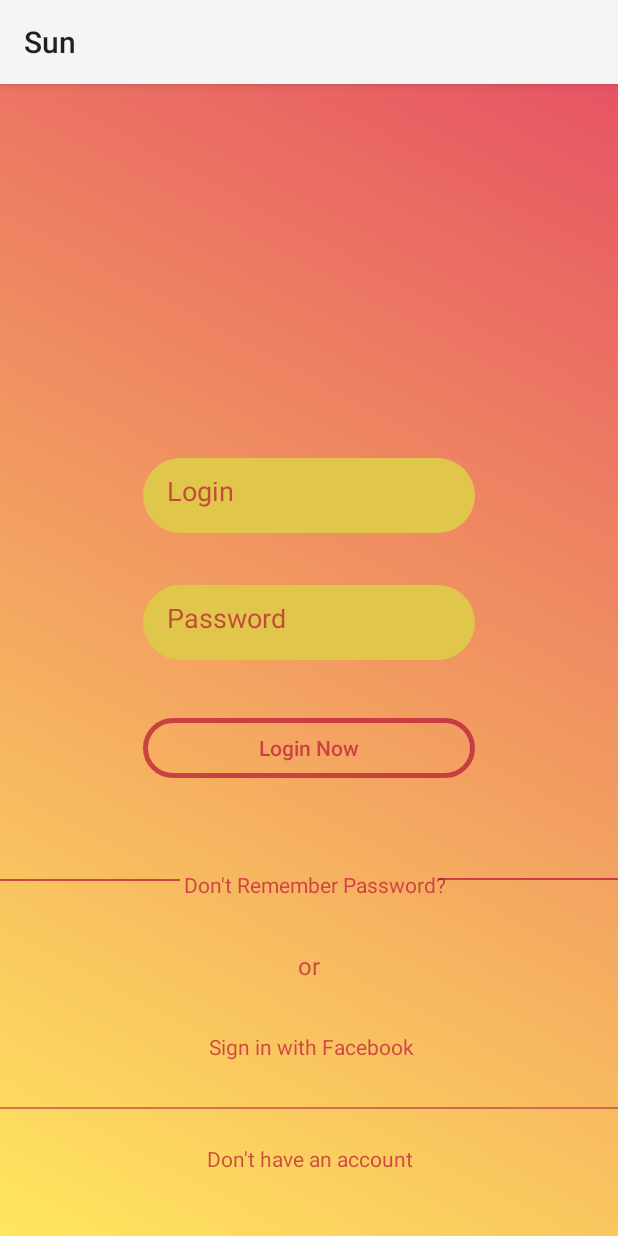
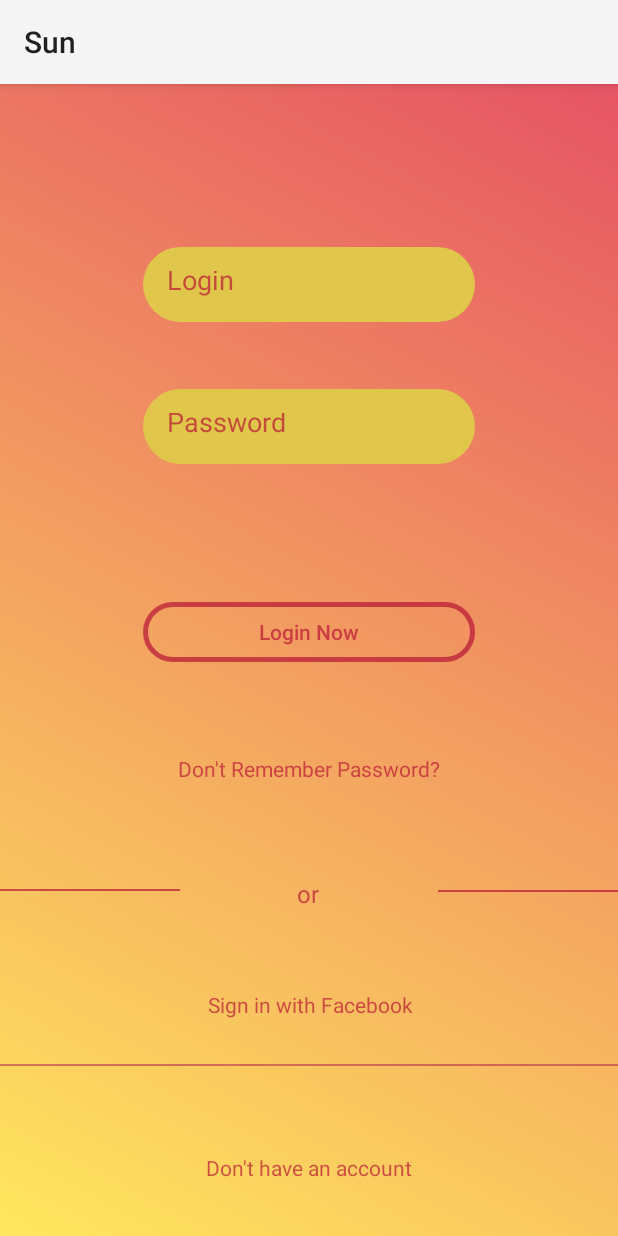
Before and after one commit to Gruzdeva/Android_studio, an Android app: the screen it shows after launch (ActivityAuthorization), on a phone screen of 412 x 824 dp. Run offline under Robolectric (Android 15) with nearby library versions, the phone set to English and light mode, and no system bars.

Commit message:
1 activity

```diff
--- a/Kursach/app/src/main/res/layout/activity_main.xml
+++ b/Kursach/app/src/main/res/layout/activity_main.xml
@@ -16,17 +16,16 @@
         android:inputType="textEmailAddress"
         android:padding="16dp"
         android:textColorHint="@color/login_from_details"
-        app:layout_constraintBottom_toTopOf="@+id/password_auth"
+        app:layout_constraintBottom_toBottomOf="parent"
         app:layout_constraintEnd_toEndOf="parent"
         app:layout_constraintStart_toStartOf="parent"
         app:layout_constraintTop_toTopOf="parent"
-        app:layout_constraintVertical_bias="0.879" />
+        app:layout_constraintVertical_bias="0.151" />
 
     <EditText
         android:id="@+id/password_auth"
         android:layout_width="221dp"
         android:layout_height="50dp"
-        android:layout_marginBottom="384dp"
         android:background="@drawable/et_bg"
         android:hint="Password"
         android:inputType="textPassword"
@@ -34,7 +33,13 @@
         android:textColorHint="@color/login_from_details"
         app:layout_constraintBottom_toBottomOf="parent"
         app:layout_constraintEnd_toEndOf="parent"
-        app:layout_constraintStart_toStartOf="parent" />
+        app:layout_constraintStart_toStartOf="parent"
+        app:layout_constraintTop_toTopOf="parent"
+        app:layout_constraintVertical_bias="0.283" />
+
+    <!-- need to delete -->
+
+    <!-- delete? -->
 
     <Button
         android:id="@+id/btn_login"
@@ -49,8 +54,8 @@
         app:layout_constraintBottom_toBottomOf="parent"
         app:layout_constraintEnd_toEndOf="parent"
         app:layout_constraintStart_toStartOf="parent"
-        app:layout_constraintTop_toBottomOf="@+id/password_auth"
-        app:layout_constraintVertical_bias="0.113" />
+        app:layout_constraintTop_toTopOf="parent"
+        app:layout_constraintVertical_bias="0.474" />
 
     <TextView
         android:id="@+id/forgot_password"
@@ -62,10 +67,9 @@
         android:textColor="@color/login_from_details"
         app:layout_constraintBottom_toBottomOf="parent"
         app:layout_constraintEnd_toEndOf="parent"
-        app:layout_constraintHorizontal_bias="0.517"
         app:layout_constraintStart_toStartOf="parent"
-        app:layout_constraintTop_toBottomOf="@+id/btn_login"
-        app:layout_constraintVertical_bias="0.1" />
+        app:layout_constraintTop_toTopOf="parent"
+        app:layout_constraintVertical_bias="0.576" />
 
     <View
         android:id="@+id/footer_line"
@@ -76,26 +80,22 @@
         app:layout_constraintEnd_toEndOf="parent"
         app:layout_constraintHorizontal_bias="0.0"
         app:layout_constraintStart_toStartOf="parent"
-        app:layout_constraintTop_toBottomOf="@+id/forgot_password"
-        app:layout_constraintVertical_bias="0.62" />
+        app:layout_constraintTop_toTopOf="parent"
+        app:layout_constraintVertical_bias="0.852" />
 
     <TextView
         android:id="@+id/registration"
-        android:onClick="registration"
         android:layout_width="wrap_content"
         android:layout_height="wrap_content"
+        android:onClick="registration"
         android:text="Don't have an account"
         android:textColor="@color/login_from_details"
         app:layout_constraintBottom_toBottomOf="parent"
         app:layout_constraintEnd_toEndOf="parent"
-        app:layout_constraintHorizontal_bias="0.503"
         app:layout_constraintStart_toStartOf="parent"
-        app:layout_constraintTop_toBottomOf="@+id/footer_line"
-        app:layout_constraintVertical_bias="0.36" />
+        app:layout_constraintTop_toTopOf="parent"
+        app:layout_constraintVertical_bias="0.952" />
 
-<!-- need to delete -->
-
-    <!-- delete? -->
     <TextView
         android:id="@+id/facebook"
         android:layout_width="wrap_content"
@@ -103,12 +103,12 @@
         android:onClick="proverka"
         android:text="Sign in with Facebook"
         android:textColor="@color/login_from_details"
-        app:layout_constraintBottom_toTopOf="@+id/footer_line"
+        app:layout_constraintBottom_toBottomOf="parent"
         app:layout_constraintEnd_toEndOf="parent"
-        app:layout_constraintHorizontal_bias="0.507"
+        app:layout_constraintHorizontal_bias="0.503"
         app:layout_constraintStart_toStartOf="parent"
-        app:layout_constraintTop_toBottomOf="@+id/forgot_password"
-        app:layout_constraintVertical_bias="0.745" />
+        app:layout_constraintTop_toTopOf="parent"
+        app:layout_constraintVertical_bias="0.807" />
 
     <View
         android:id="@+id/Line1"
@@ -120,20 +120,22 @@
         app:layout_constraintHorizontal_bias="1.0"
         app:layout_constraintStart_toStartOf="parent"
         app:layout_constraintTop_toTopOf="parent"
-        app:layout_constraintVertical_bias="0.69" />
+        app:layout_constraintVertical_bias="0.701" />
 
     <TextView
         android:id="@+id/or"
         android:layout_width="wrap_content"
         android:layout_height="wrap_content"
+        android:onClick="delete"
         android:text="or"
-        android:onClick="delete"
         android:textColor="@color/login_from_details"
         android:textSize="16sp"
-        app:layout_constraintBottom_toTopOf="@+id/facebook"
-        app:layout_constraintEnd_toStartOf="@+id/Line1"
-        app:layout_constraintStart_toEndOf="@+id/Line2"
-        app:layout_constraintTop_toBottomOf="@+id/forgot_password" />
+        app:layout_constraintBottom_toBottomOf="parent"
+        app:layout_constraintEnd_toEndOf="parent"
+        app:layout_constraintHorizontal_bias="0.498"
+        app:layout_constraintStart_toStartOf="parent"
+        app:layout_constraintTop_toTopOf="parent"
+        app:layout_constraintVertical_bias="0.709" />
 
     <View
         android:id="@+id/Line2"
@@ -145,7 +147,7 @@
         app:layout_constraintHorizontal_bias="0.0"
         app:layout_constraintStart_toStartOf="parent"
         app:layout_constraintTop_toTopOf="parent"
-        app:layout_constraintVertical_bias="0.691" />
+        app:layout_constraintVertical_bias="0.7" />
 
 
 </androidx.constraintlayout.widget.ConstraintLayout>
```
